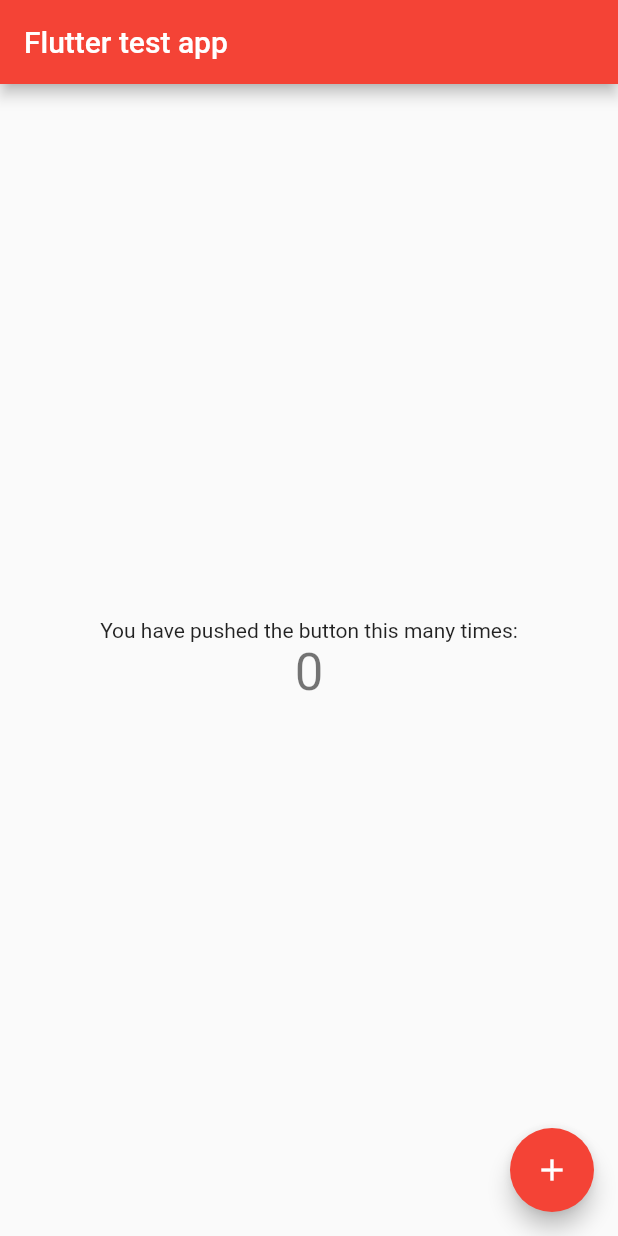
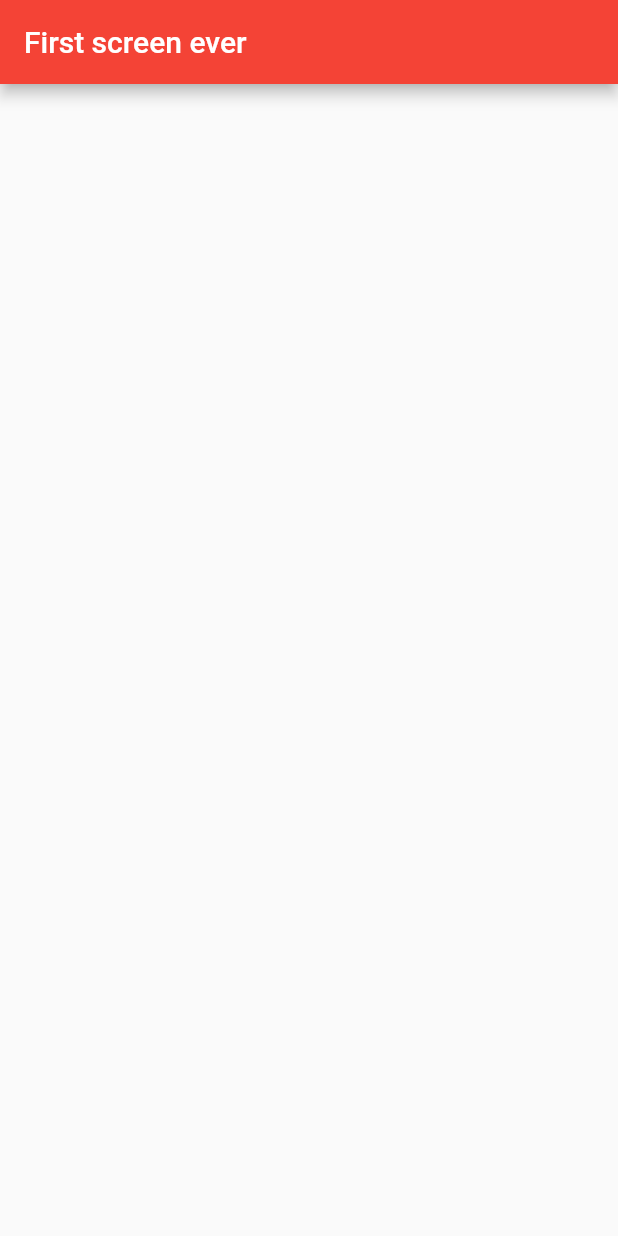
Before and after one commit to BahaEddineFrc/flutter-books-app, a Flutter app: the screen it shows after launch, on a phone screen of 412 x 824 dp. Run offline on Flutter 3.47's test engine with Material 2 defaults, Android fonts, the phone set to English and light mode, and no system bars.

Commit message:
create FirstScreen with appBar

```diff
--- a/books_app/lib/main.dart
+++ b/books_app/lib/main.dart
@@ -11,54 +11,18 @@ class MyApp extends StatelessWidget {
     return MaterialApp(
       title: 'Flutter Demo', //displayed in recent apps (mobile) and tabs titles (web)
       theme: ThemeData(primarySwatch: Colors.red),
-      home: MyHomePage(title: 'Flutter test app'),
+      home: FirstScreen(),
+      debugShowCheckedModeBanner: false,
     );
   }
 }
 
-class MyHomePage extends StatefulWidget {
-  MyHomePage({Key key, this.title}) : super(key: key);
-
-  final String title;
-
-  @override
-  _MyHomePageState createState() => _MyHomePageState();
-}
-
-class _MyHomePageState extends State<MyHomePage> {
-  int _counter = 0;
-
-  void _incrementCounter() {
-    setState(() {
-      _counter++;
-    });
-  }
-
+class FirstScreen extends StatelessWidget {
   @override
   Widget build(BuildContext context) {
     return Scaffold(
-      appBar: AppBar(
-        title: Text(widget.title),
-      ),
-      body: Center(
-        child: Column(
-          mainAxisAlignment: MainAxisAlignment.center,
-          children: <Widget>[
-            Text(
-              'You have pushed the button this many times:',
-            ),
-            Text(
-              '$_counter',
-              style: Theme.of(context).textTheme.headline4,
-            ),
-          ],
-        ),
-      ),
-      floatingActionButton: FloatingActionButton(
-        onPressed: _incrementCounter,
-        tooltip: 'Increment',
-        child: Icon(Icons.add),
-      ),
+      appBar: AppBar(title: Text('First screen ever')),
+
     );
   }
 }
```
